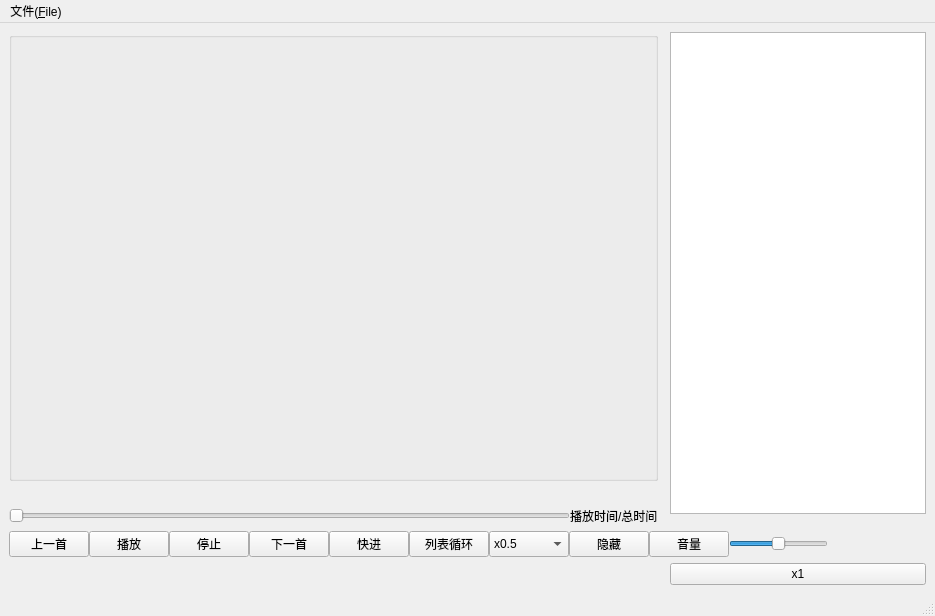
Before: the Qt Designer form MainWindow.ui in Lt-Tony715/Software-Engineering, drawn with Qt 5.
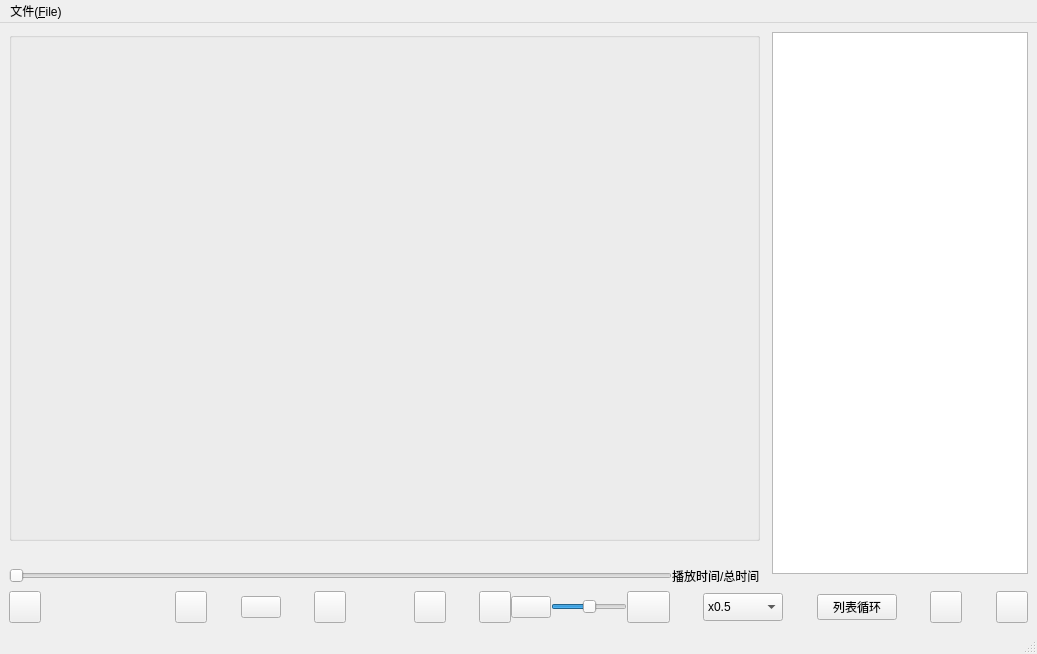
After: the same form once the commit is applied. Icons and pictures are not drawn. Custom widgets are drawn as their Qt base class.

What changed in the file:
```diff
--- a/MainWindow.ui
+++ b/MainWindow.ui
@@ -6,27 +6,24 @@
    <rect>
     <x>0</x>
     <y>0</y>
-    <width>935</width>
-    <height>616</height>
+    <width>1037</width>
+    <height>654</height>
    </rect>
   </property>
   <property name="windowTitle">
    <string>MainWindow</string>
   </property>
+  <property name="styleSheet">
+   <string notr="true"/>
+  </property>
   <widget class="QWidget" name="centralwidget">
-   <layout class="QGridLayout" name="gridLayout" rowstretch="1,0,0,0,0,0,0,0" columnstretch="1,0,0">
-    <item row="0" column="2" rowspan="3">
-     <layout class="QVBoxLayout" name="verticalLayout">
-      <property name="spacing">
-       <number>0</number>
+   <layout class="QGridLayout" name="gridLayout" rowstretch="1,0,0,0,0,0,0" columnstretch="1,0,0">
+    <item row="1" column="0">
+     <widget class="QLabel" name="pic">
+      <property name="text">
+       <string/>
       </property>
-      <property name="bottomMargin">
-       <number>11</number>
-      </property>
-      <item>
-       <widget class="QListWidget" name="playList"/>
-      </item>
-     </layout>
+     </widget>
     </item>
     <item row="2" column="0">
      <layout class="QHBoxLayout" name="horizontalLayout_4">
@@ -52,13 +49,6 @@
       </item>
      </layout>
     </item>
-    <item row="7" column="2">
-     <widget class="QPushButton" name="SpeedButton">
-      <property name="text">
-       <string>x1</string>
-      </property>
-     </widget>
-    </item>
     <item row="0" column="0">
      <widget class="QGroupBox" name="groupBox">
       <property name="title">
@@ -83,53 +73,270 @@
       </layout>
      </widget>
     </item>
-    <item row="3" column="0" colspan="3">
+    <item row="0" column="2" rowspan="3">
+     <layout class="QVBoxLayout" name="verticalLayout">
+      <property name="spacing">
+       <number>0</number>
+      </property>
+      <property name="bottomMargin">
+       <number>11</number>
+      </property>
+      <item>
+       <widget class="QListWidget" name="playList"/>
+      </item>
+     </layout>
+    </item>
+    <item row="4" column="0" colspan="3">
      <layout class="QHBoxLayout" name="horizontalLayout">
       <property name="spacing">
        <number>0</number>
       </property>
+      <item>
+       <widget class="QPushButton" name="stopButton">
+        <property name="styleSheet">
+         <string notr="true">border-image:url(:/new/image/recycle.png);
+min-height: 30px; 
+min-width: 30px;  
+max-width: 30px; 
+max-height: 30px;</string>
+        </property>
+        <property name="text">
+         <string/>
+        </property>
+       </widget>
+      </item>
+      <item>
+       <spacer name="horizontalSpacer_2">
+        <property name="orientation">
+         <enum>Qt::Horizontal</enum>
+        </property>
+        <property name="sizeHint" stdset="0">
+         <size>
+          <width>40</width>
+          <height>20</height>
+         </size>
+        </property>
+       </spacer>
+      </item>
+      <item>
+       <spacer name="horizontalSpacer_3">
+        <property name="orientation">
+         <enum>Qt::Horizontal</enum>
+        </property>
+        <property name="sizeHint" stdset="0">
+         <size>
+          <width>40</width>
+          <height>20</height>
+         </size>
+        </property>
+       </spacer>
+      </item>
+      <item>
+       <spacer name="horizontalSpacer_12">
+        <property name="orientation">
+         <enum>Qt::Horizontal</enum>
+        </property>
+        <property name="sizeHint" stdset="0">
+         <size>
+          <width>40</width>
+          <height>20</height>
+         </size>
+        </property>
+       </spacer>
+      </item>
+      <item>
+       <spacer name="horizontalSpacer_13">
+        <property name="orientation">
+         <enum>Qt::Horizontal</enum>
+        </property>
+        <property name="sizeHint" stdset="0">
+         <size>
+          <width>40</width>
+          <height>20</height>
+         </size>
+        </property>
+       </spacer>
+      </item>
       <item>
        <widget class="QPushButton" name="PreButton">
+        <property name="styleSheet">
+         <string notr="true">border-image:url(:/new/image/previous.png);
+min-height: 30px; 
+min-width: 30px;  
+max-width: 30px; 
+max-height: 30px;</string>
+        </property>
         <property name="text">
-         <string>上一首</string>
+         <string/>
         </property>
        </widget>
       </item>
+      <item>
+       <spacer name="horizontalSpacer_9">
+        <property name="orientation">
+         <enum>Qt::Horizontal</enum>
+        </property>
+        <property name="sizeHint" stdset="0">
+         <size>
+          <width>40</width>
+          <height>20</height>
+         </size>
+        </property>
+       </spacer>
+      </item>
       <item>
        <widget class="QPushButton" name="playOrPauseButton">
         <property name="text">
-         <string>播放</string>
+         <string/>
         </property>
        </widget>
       </item>
       <item>
-       <widget class="QPushButton" name="stopButton">
-        <property name="text">
-         <string>停止</string>
+       <spacer name="horizontalSpacer_10">
+        <property name="orientation">
+         <enum>Qt::Horizontal</enum>
         </property>
-       </widget>
+        <property name="sizeHint" stdset="0">
+         <size>
+          <width>40</width>
+          <height>20</height>
+         </size>
+        </property>
+       </spacer>
       </item>
       <item>
        <widget class="QPushButton" name="pushButton">
+        <property name="styleSheet">
+         <string notr="true">border-image:url(:/new/image/next.png);
+min-height: 30px; 
+min-width: 30px;  
+max-width: 30px; 
+max-height: 30px;</string>
+        </property>
         <property name="text">
-         <string>下一首</string>
+         <string/>
         </property>
        </widget>
       </item>
+      <item>
+       <spacer name="horizontalSpacer_5">
+        <property name="orientation">
+         <enum>Qt::Horizontal</enum>
+        </property>
+        <property name="sizeHint" stdset="0">
+         <size>
+          <width>40</width>
+          <height>20</height>
+         </size>
+        </property>
+       </spacer>
+      </item>
+      <item>
+       <spacer name="horizontalSpacer_4">
+        <property name="orientation">
+         <enum>Qt::Horizontal</enum>
+        </property>
+        <property name="sizeHint" stdset="0">
+         <size>
+          <width>40</width>
+          <height>20</height>
+         </size>
+        </property>
+       </spacer>
+      </item>
       <item>
        <widget class="QPushButton" name="forwardButton">
+        <property name="styleSheet">
+         <string notr="true">border-image:url(:/new/image/speed.png);
+min-height: 30px; 
+min-width: 30px;  
+max-width: 30px; 
+max-height: 30px;</string>
+        </property>
         <property name="text">
-         <string>快进</string>
+         <string/>
         </property>
        </widget>
       </item>
       <item>
-       <widget class="QPushButton" name="PlayModeButton">
+       <spacer name="horizontalSpacer_6">
+        <property name="orientation">
+         <enum>Qt::Horizontal</enum>
+        </property>
+        <property name="sizeHint" stdset="0">
+         <size>
+          <width>40</width>
+          <height>20</height>
+         </size>
+        </property>
+       </spacer>
+      </item>
+      <item>
+       <widget class="QPushButton" name="VolumeButton">
+        <property name="styleSheet">
+         <string notr="true">border-image:url(:/new/image/voice.png);
+min-height: 30px; 
+min-width: 30px;  
+max-width: 30px; 
+max-height: 30px;</string>
+        </property>
         <property name="text">
-         <string>列表循环</string>
+         <string/>
         </property>
        </widget>
       </item>
+      <item>
+       <widget class="QPushButton" name="pushButton_3">
+        <property name="text">
+         <string/>
+        </property>
+       </widget>
+      </item>
+      <item>
+       <widget class="myslider" name="VolumeSlider">
+        <property name="styleSheet">
+         <string notr="true">max-width:82px</string>
+        </property>
+        <property name="singleStep">
+         <number>5</number>
+        </property>
+        <property name="pageStep">
+         <number>0</number>
+        </property>
+        <property name="value">
+         <number>50</number>
+        </property>
+        <property name="orientation">
+         <enum>Qt::Horizontal</enum>
+        </property>
+       </widget>
+      </item>
+      <item>
+       <widget class="QPushButton" name="pushButton_2">
+        <property name="styleSheet">
+         <string notr="true">background-color:(79,79,79,100);
+min-width: 41px;  
+max-width: 41px; 
+max-height: 30px;</string>
+        </property>
+        <property name="text">
+         <string/>
+        </property>
+       </widget>
+      </item>
+      <item>
+       <spacer name="horizontalSpacer_7">
+        <property name="orientation">
+         <enum>Qt::Horizontal</enum>
+        </property>
+        <property name="sizeHint" stdset="0">
+         <size>
+          <width>40</width>
+          <height>20</height>
+         </size>
+        </property>
+       </spacer>
+      </item>
       <item>
        <widget class="QComboBox" name="SpeedButtonBox">
         <property name="minimumSize">
@@ -184,32 +391,49 @@
        </widget>
       </item>
       <item>
-       <widget class="QPushButton" name="listButton">
-        <property name="text">
-         <string>隐藏</string>
+       <spacer name="horizontalSpacer_8">
+        <property name="orientation">
+         <enum>Qt::Horizontal</enum>
         </property>
-       </widget>
+        <property name="sizeHint" stdset="0">
+         <size>
+          <width>40</width>
+          <height>20</height>
+         </size>
+        </property>
+       </spacer>
       </item>
       <item>
-       <widget class="QPushButton" name="VolumeButton">
+       <widget class="QPushButton" name="PlayModeButton">
         <property name="text">
-         <string>音量</string>
+         <string>列表循环</string>
         </property>
        </widget>
       </item>
       <item>
-       <widget class="myslider" name="VolumeSlider">
-        <property name="singleStep">
-         <number>5</number>
+       <spacer name="horizontalSpacer_11">
+        <property name="orientation">
+         <enum>Qt::Horizontal</enum>
         </property>
-        <property name="pageStep">
-         <number>0</number>
+        <property name="sizeHint" stdset="0">
+         <size>
+          <width>40</width>
+          <height>20</height>
+         </size>
         </property>
-        <property name="value">
-         <number>50</number>
+       </spacer>
+      </item>
+      <item>
+       <widget class="QPushButton" name="pushButton_4">
+        <property name="styleSheet">
+         <string notr="true">border-image:url(:/new/image/full.png);
+min-height: 30px; 
+min-width: 30px;  
+max-width: 30px; 
+max-height: 30px;</string>
         </property>
-        <property name="orientation">
-         <enum>Qt::Horizontal</enum>
+        <property name="text">
+         <string/>
         </property>
        </widget>
       </item>
@@ -226,15 +450,22 @@
         </property>
        </spacer>
       </item>
+      <item>
+       <widget class="QPushButton" name="listButton">
+        <property name="styleSheet">
+         <string notr="true">border-image:url(:/new/image/list.png);
+min-height: 30px; 
+min-width: 30px;  
+max-width: 30px; 
+max-height: 30px;</string>
+        </property>
+        <property name="text">
+         <string/>
+        </property>
+       </widget>
+      </item>
      </layout>
     </item>
-    <item row="1" column="0">
-     <widget class="QLabel" name="pic">
-      <property name="text">
-       <string/>
-      </property>
-     </widget>
-    </item>
    </layout>
   </widget>
   <widget class="QMenuBar" name="menubar">
@@ -242,7 +473,7 @@
     <rect>
      <x>0</x>
      <y>0</y>
-     <width>935</width>
+     <width>1037</width>
      <height>26</height>
     </rect>
    </property>
```
